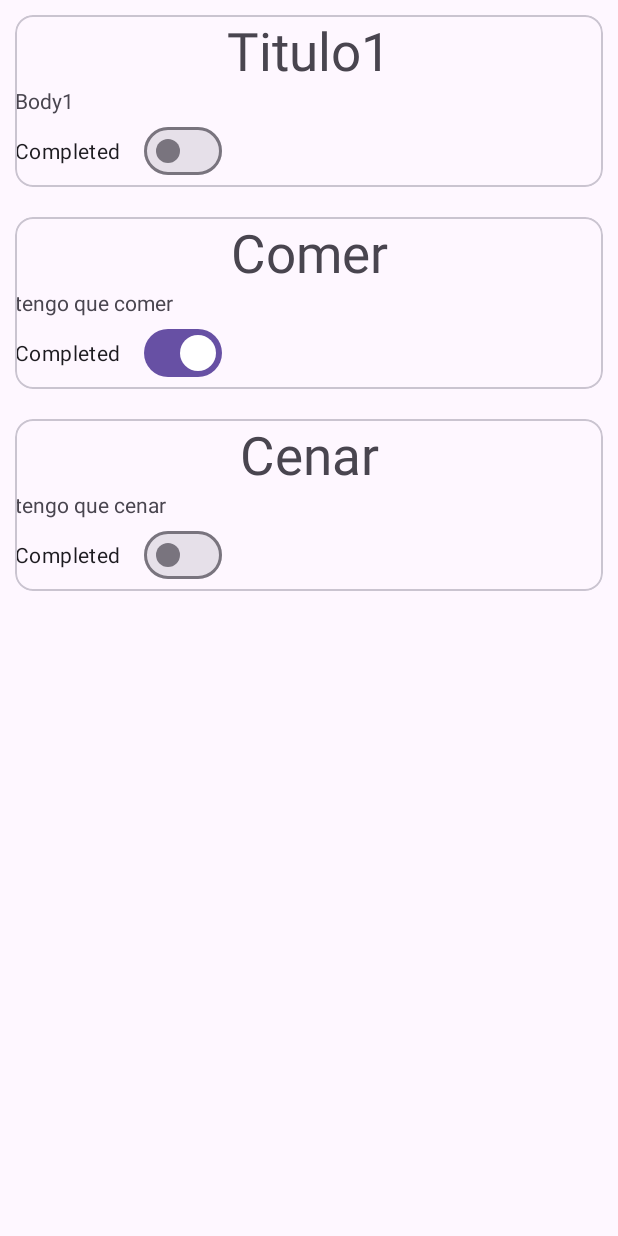
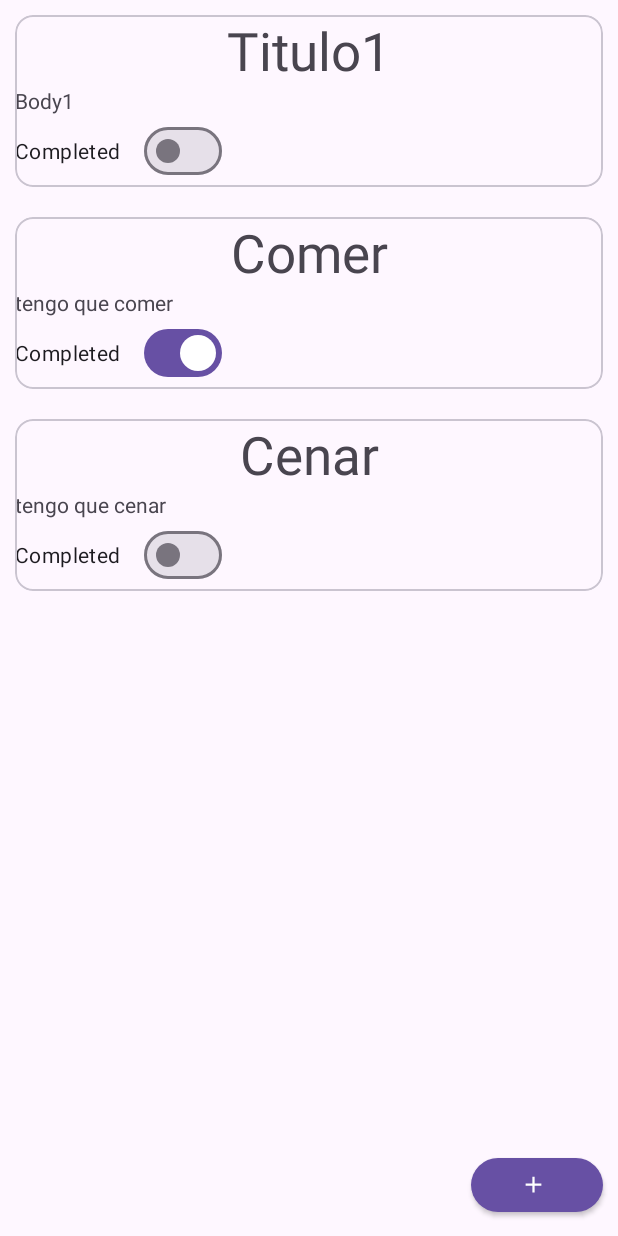
Before and after one commit to Boris027/todoappfragments, an Android app: the screen it shows after launch (MainActivity), on a phone screen of 412 x 824 dp. Run offline under Robolectric (Android 15) with nearby library versions, the phone set to English and light mode, and no system bars.

Commit message:
subida 2

```diff
--- a/app/build.gradle.kts
+++ b/app/build.gradle.kts
@@ -1,6 +1,7 @@
 plugins {
     alias(libs.plugins.android.application)
     alias(libs.plugins.kotlin.android)
+    id("androidx.navigation.safeargs.kotlin")
 }
 
 android {
@@ -54,4 +55,5 @@ dependencies {
     androidTestImplementation(libs.androidx.junit)
     androidTestImplementation(libs.androidx.espresso.core)
     implementation(libs.androidx.fragment.ktx)
+
 }
--- a/app/src/main/java/com/example/todoappremaster/ui/ListTaskRecyclerAdapter.kt
+++ b/app/src/main/java/com/example/todoappremaster/ui/ListTaskRecyclerAdapter.kt
@@ -9,13 +9,16 @@ import com.example.todoappremaster.R
 import com.example.todoappremaster.data.Task
 import com.example.todoappremaster.databinding.TaskcardviewBinding
 
-class ListTaskRecyclerAdapter(private val lista:List<Task>):RecyclerView.Adapter<ListTaskRecyclerAdapter.ViewHolder>() {
+class ListTaskRecyclerAdapter(private val lista:List<Task>, val iravistadetail:(id:Int)->Unit):RecyclerView.Adapter<ListTaskRecyclerAdapter.ViewHolder>() {
 
-    class ViewHolder(private val binding:TaskcardviewBinding):RecyclerView.ViewHolder(binding.root){
+    inner class ViewHolder(private val binding:TaskcardviewBinding):RecyclerView.ViewHolder(binding.root){
         fun bind(task: Task){
             binding.title.text=task.title
             binding.body.text=task.body
             binding.switchcompleted.isChecked=task.completed
+            binding.root.setOnClickListener{
+                iravistadetail(task.id)
+            }
         }
     }
 
--- a/app/src/main/java/com/example/todoappremaster/ui/ListTaskView.kt
+++ b/app/src/main/java/com/example/todoappremaster/ui/ListTaskView.kt
@@ -6,8 +6,11 @@ import android.view.LayoutInflater
 import android.view.View
 import android.view.ViewGroup
 import android.widget.Toast
+import androidx.navigation.Navigation
+import androidx.navigation.fragment.findNavController
 import androidx.recyclerview.widget.LinearLayoutManager
 import com.example.todoappremaster.R
+import com.example.todoappremaster.addtask
 import com.example.todoappremaster.data.AdapterTaskInMemory
 import com.example.todoappremaster.databinding.FragmentListTaskViewBinding
 
@@ -25,16 +28,21 @@ class ListTaskView : Fragment() {
         binding=FragmentListTaskViewBinding.inflate(inflater,container,false)
 
         val array=repository.getAll()
-        val adapter= ListTaskRecyclerAdapter(array)
+        val adapter= ListTaskRecyclerAdapter(array,::iravistadetail)
         binding.recyclerview.layoutManager=LinearLayoutManager(this.context)
         binding.recyclerview.adapter=adapter
+
+
+        binding.buttonadd.setOnClickListener{
+            findNavController().navigate(R.id.action_listTaskView_to_addtask)
+        }
 
         // Inflate the layout for this fragment
         return binding.root
     }
 
-    fun saytoast(){
-        Toast.makeText(this.context, "xd", Toast.LENGTH_SHORT).show()
+    fun iravistadetail(id:Int){
+        Toast.makeText(this.context, id.toString(), Toast.LENGTH_SHORT).show()
     }
 
 
--- /dev/null
+++ b/app/src/main/res/drawable/add_24px.xml
@@ -0,0 +1,10 @@
+<vector xmlns:android="http://schemas.android.com/apk/res/android"
+    android:width="24dp"
+    android:height="24dp"
+    android:viewportWidth="960"
+    android:viewportHeight="960"
+    android:tint="?attr/colorControlNormal">
+  <path
+      android:fillColor="@android:color/white"
+      android:pathData="M440,520L200,520L200,440L440,440L440,200L520,200L520,440L760,440L760,520L520,520L520,760L440,760L440,520Z"/>
+</vector>
--- a/app/src/main/res/layout/fragment_list_task_view.xml
+++ b/app/src/main/res/layout/fragment_list_task_view.xml
@@ -3,6 +3,7 @@
     xmlns:tools="http://schemas.android.com/tools"
     android:layout_width="match_parent"
     android:layout_height="match_parent"
+    xmlns:app="http://schemas.android.com/apk/res-auto"
     tools:context=".ui.ListTaskView">
 
 
@@ -11,6 +12,21 @@
         android:layout_height="wrap_content"
         android:layout_width="match_parent"
         tools:listitem="@layout/taskcardview"
-        />
+    />
+
+    <com.google.android.material.button.MaterialButton
+        android:id="@+id/buttonadd"
+        android:layout_width="wrap_content"
+        android:layout_height="wrap_content"
+        android:layout_gravity="bottom|right"
+        android:layout_margin="10dp"
+        app:iconPadding="0dp"
+        app:icon="@drawable/add_24px"
+        app:iconGravity="textStart"
+        app:cornerRadius="30dp"
+        style="@style/Widget.MaterialComponents.Button.Icon"
+    />
+
+
 
 </FrameLayout>
--- a/app/src/main/res/navigation/main.xml
+++ b/app/src/main/res/navigation/main.xml
@@ -9,5 +9,18 @@
         android:id="@+id/listTaskView"
         android:name="com.example.todoappremaster.ui.ListTaskView"
         android:label="fragment_list_task_view"
-        tools:layout="@layout/fragment_list_task_view" />
+        tools:layout="@layout/fragment_list_task_view" >
+        <action
+            android:id="@+id/action_listTaskView_to_addtask"
+            app:destination="@id/addtask" />
+    </fragment>
+    <fragment
+        android:id="@+id/addtask"
+        android:name="com.example.todoappremaster.addtask"
+        android:label="fragment_addtask"
+        tools:layout="@layout/fragment_addtask" >
+        <argument
+            android:name="id"
+            app:argType="integer" />
+    </fragment>
 </navigation>
```
Also changed, not shown: app/src/main/java/com/example/todoappremaster/addtask.kt (added, +29 -0 lines), app/src/main/res/drawable/reply_24px.xml (added, +11 -0 lines), app/src/main/res/layout/fragment_addtask.xml (added, +72 -0 lines), build.gradle.kts (+11 -0 lines).
